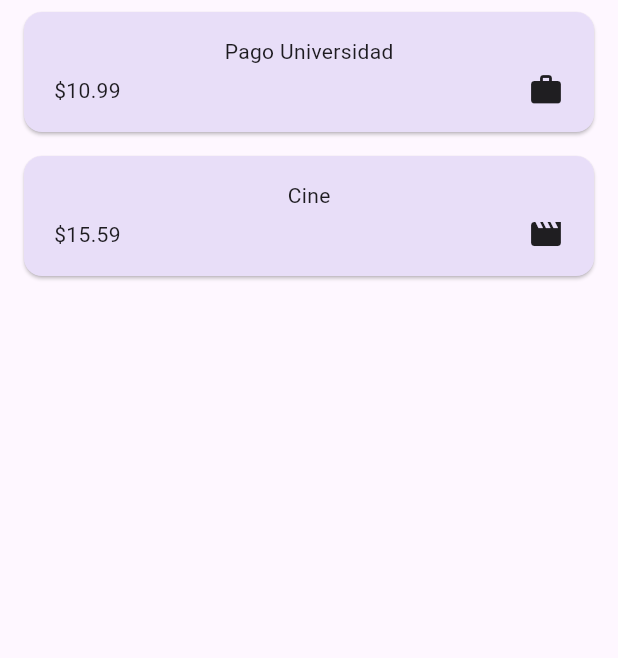
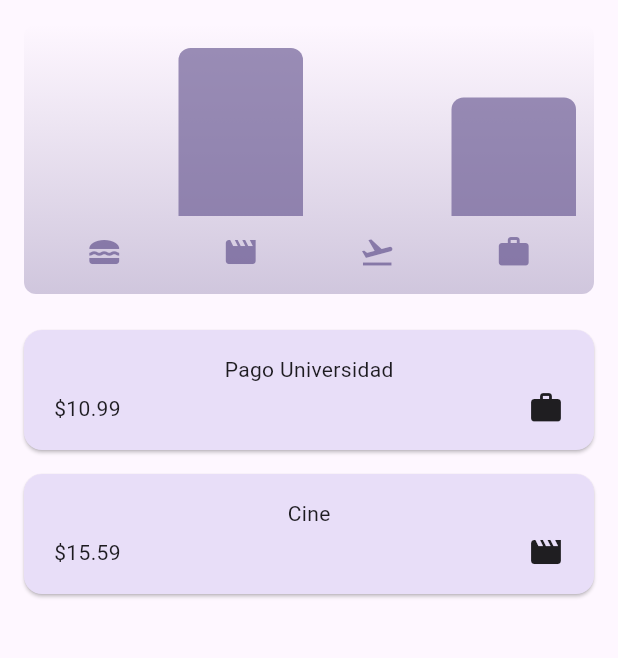
Before and after one commit to Perlishnov/Mobile-dev-flutter, a Flutter app: the screen it shows after launch, on a phone screen of 412 x 824 dp, the part 84-742 px from its top. Run offline on Flutter 3.47's test engine with Material 3 defaults, Android fonts, the light colour scheme and no system bars; our stand-ins replace audioplayers, flutter_slidable, hive_flutter; accounts and stored records are empty.

Commit message:
Se agregaron componentes para la graficas y se agrego soporte para el cambio de orientacion del dispositivo

```diff
--- /dev/null
+++ b/expense_tracker/lib/components/chart.dart
@@ -0,0 +1,95 @@
+import 'package:flutter/material.dart';
+import '../expenses.dart';
+import '../models/expense.dart';
+import 'chart_bar.dart';
+
+class Chart extends StatelessWidget {
+  const Chart({super.key, required this.expenses});
+
+  final List<Expense> expenses;
+
+  List<ExpenseBucket> get buckets {
+    return [
+      ExpenseBucket.forCategory(expenses, Category.food),
+      ExpenseBucket.forCategory(expenses, Category.leisure),
+      ExpenseBucket.forCategory(expenses, Category.travel),
+      ExpenseBucket.forCategory(expenses, Category.work),
+    ];
+  }
+
+  double get maxTotalExpense {
+    double maxTotalExpense = 0;
+
+    for (final bucket in buckets) {
+      if (bucket.totalExpenses > maxTotalExpense) {
+        maxTotalExpense = bucket.totalExpenses;
+      }
+    }
+
+    return maxTotalExpense;
+  }
+
+  @override
+  Widget build(BuildContext context) {
+    final isDarkMode =
+        MediaQuery.of(context).platformBrightness == Brightness.dark;
+    return Container(
+      margin: const EdgeInsets.all(16),
+      padding: const EdgeInsets.symmetric(
+        vertical: 16,
+        horizontal: 8,
+      ),
+      width: double.infinity,
+      height: 180,
+      decoration: BoxDecoration(
+        borderRadius: BorderRadius.circular(8),
+        gradient: LinearGradient(
+          colors: [
+            Theme.of(context).colorScheme.primary.withOpacity(0.3),
+            Theme.of(context).colorScheme.primary.withOpacity(0.0)
+          ],
+          begin: Alignment.bottomCenter,
+          end: Alignment.topCenter,
+        ),
+      ),
+      child: Column(
+        children: [
+          Expanded(
+            child: Row(
+              crossAxisAlignment: CrossAxisAlignment.end,
+              children: [
+                for (final bucket in buckets) // alternative to map()
+                  ChartBar(
+                    fill: bucket.totalExpenses == 0
+                        ? 0
+                        : bucket.totalExpenses / maxTotalExpense,
+                  )
+              ],
+            ),
+          ),
+          const SizedBox(height: 12),
+          Row(
+            children: buckets
+                .map(
+                  (bucket) => Expanded(
+                child: Padding(
+                  padding: const EdgeInsets.symmetric(horizontal: 4),
+                  child: Icon(
+                    categoryIcons[bucket.category],
+                    color: isDarkMode
+                        ? Theme.of(context).colorScheme.secondary
+                        : Theme.of(context)
+                        .colorScheme
+                        .primary
+                        .withOpacity(0.7),
+                  ),
+                ),
+              ),
+            )
+                .toList(),
+          )
+        ],
+      ),
+    );
+  }
+}
--- /dev/null
+++ b/expense_tracker/lib/components/chart_bar.dart
@@ -0,0 +1,34 @@
+import 'package:flutter/material.dart';
+
+class ChartBar extends StatelessWidget {
+  const ChartBar({
+    super.key,
+    required this.fill,
+  });
+
+  final double fill;
+
+  @override
+  Widget build(BuildContext context) {
+    final isDarkMode =
+        MediaQuery.of(context).platformBrightness == Brightness.dark;
+    return Expanded(
+      child: Padding(
+        padding: const EdgeInsets.symmetric(horizontal: 4),
+        child: FractionallySizedBox(
+          heightFactor: fill,
+          child: DecoratedBox(
+            decoration: BoxDecoration(
+              shape: BoxShape.rectangle,
+              borderRadius:
+              const BorderRadius.vertical(top: Radius.circular(8)),
+              color: isDarkMode
+                  ? Theme.of(context).colorScheme.secondary
+                  : Theme.of(context).colorScheme.primary.withOpacity(0.65),
+            ),
+          ),
+        ),
+      ),
+    );
+  }
+}
--- a/expense_tracker/lib/expenses.dart
+++ b/expense_tracker/lib/expenses.dart
@@ -1,3 +1,4 @@
+import 'package:expense_tracker/components/chart.dart';
 import 'package:expense_tracker/components/new_expense.dart';
 import 'package:expense_tracker/models/expense.dart';
 import 'package:flutter/cupertino.dart';
@@ -70,6 +71,8 @@
 
   @override
   Widget build(BuildContext context) {
+    final widgetWidth = MediaQuery.of(context).size.width;
+
     final mainContent = _registeredExpenses.isEmpty
         ? Center(child: Text("You don't have any expenses yet"))
         : ExpensesList(
@@ -88,19 +91,28 @@
           ),
         ],
       ),
-      body: Column(
+      body: widgetWidth < 600 ? Column(
         children: [
+          Chart(expenses: _registeredExpenses),
           Expanded(
             child: mainContent,
           ),
         ],
+      ):Row(
+        children: [
+          Expanded(
+            child: Chart(expenses: _registeredExpenses),
+          ),
+          Expanded(
+          child: mainContent,
+          ),]
       ),
       drawer: Drawer(
         child: Column(
           children: [
             Padding(
               padding: const EdgeInsets.all(100.0),
-              child: Text('Settings'),
+              child: Text('Settings', style: TextStyle(fontSize: 20)),
             ),
             CircleAvatar(
               radius: 60,
--- a/expense_tracker/lib/models/expense.dart
+++ b/expense_tracker/lib/models/expense.dart
@@ -36,3 +36,22 @@
     return formatter.format(date);
   }
 }
+class ExpenseBucket{
+  final Category category;
+  final List<Expense> expenses;
+
+  ExpenseBucket({
+    required this.category,
+    required this.expenses,
+  });
+  ExpenseBucket.forCategory(List<Expense> allExpenses, this.category):expenses = allExpenses.where((e){
+    return e.category == category;
+  }).toList();
+  double get totalExpenses{
+    double sum = 0;
+    for(final expense in expenses){
+      sum += expense.amount;
+    }
+    return sum;
+  }
+}
```
Also changed, not shown: expense_tracker/lib/main.dart (+8 -0 lines).
